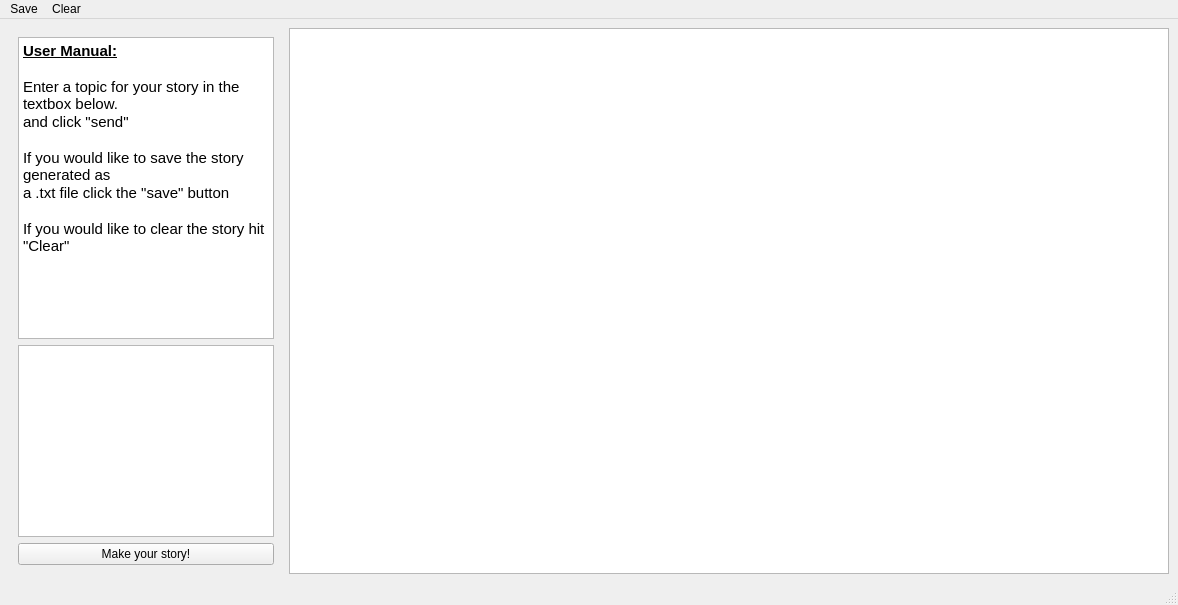
Old version of the form mainwindow.ui in the repository jake-kolk/Hackathon.
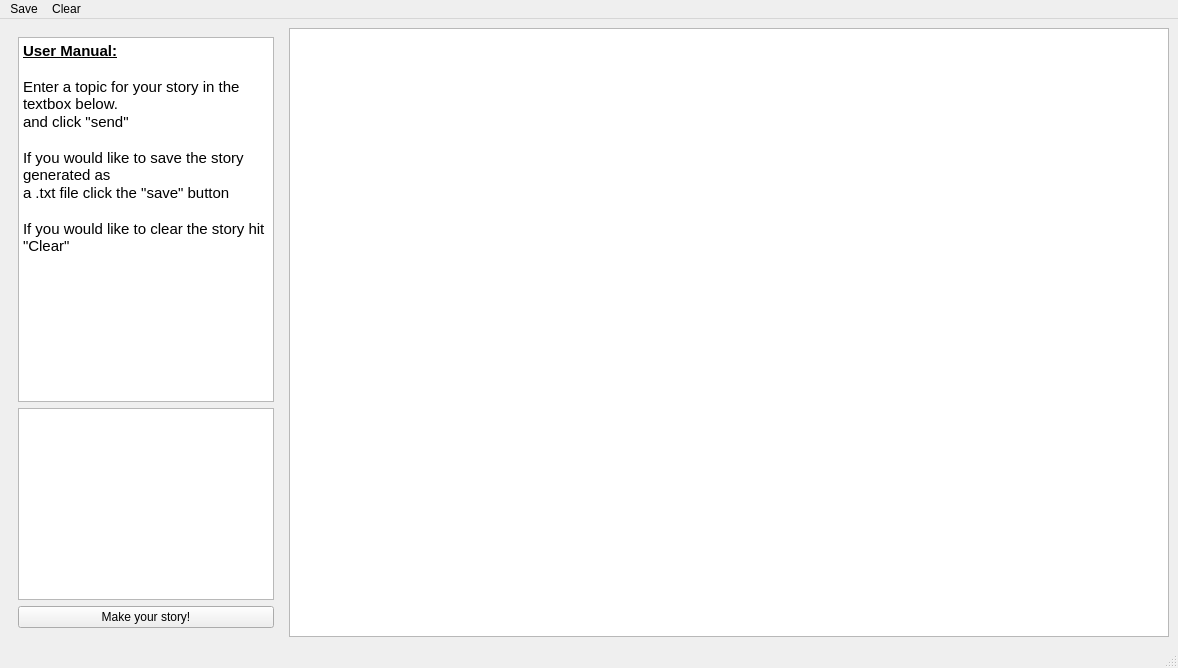
New version of the form.

```diff
--- a/mainwindow.ui
+++ b/mainwindow.ui
@@ -7,7 +7,7 @@
     <x>0</x>
     <y>0</y>
     <width>1178</width>
-    <height>605</height>
+    <height>668</height>
    </rect>
   </property>
   <property name="windowTitle">
```
